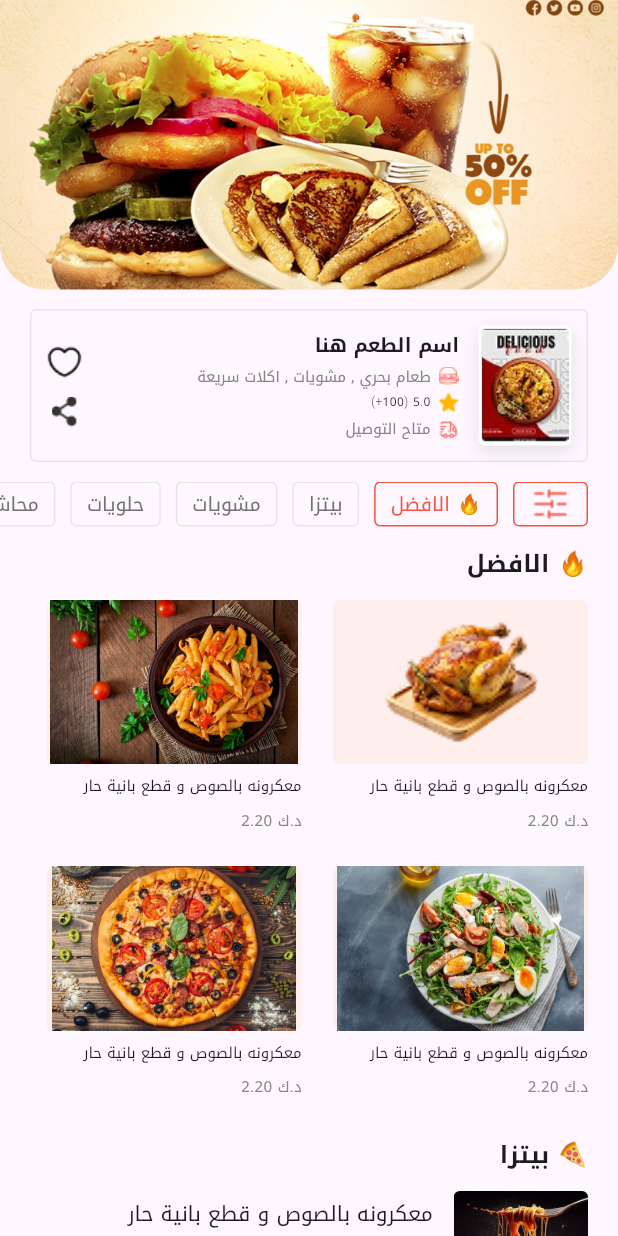
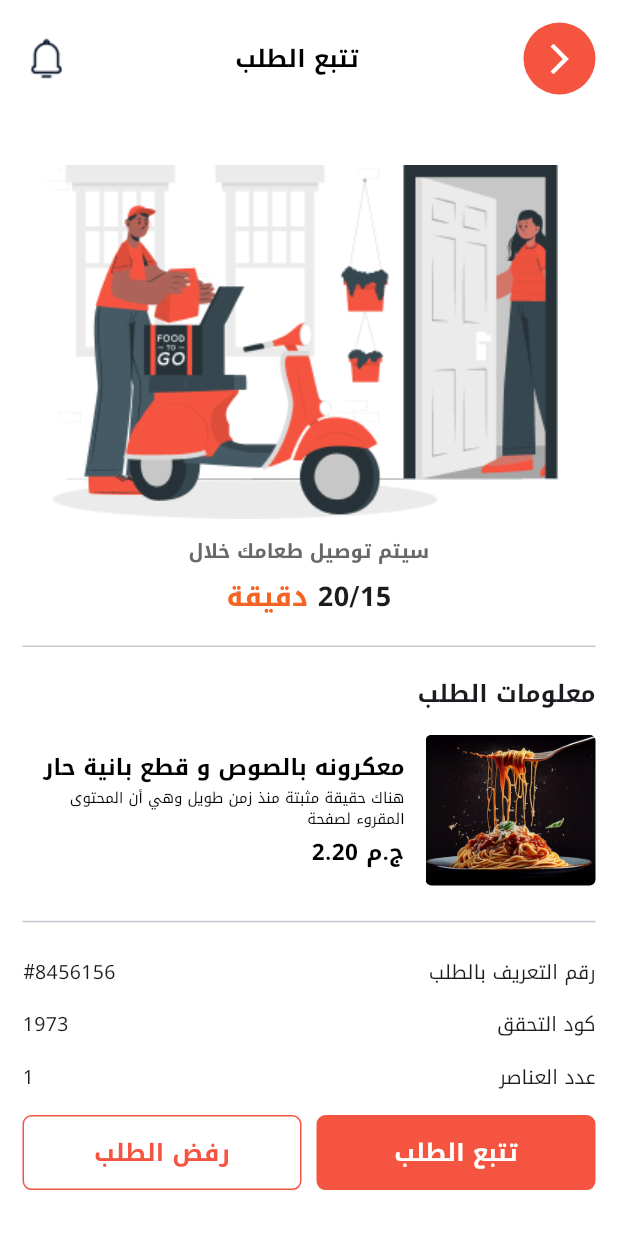
Before and after one commit to MarwanYousef725/flutter-task-2, a Flutter app: the screen it shows after launch, on a phone screen of 412 x 824 dp. Run offline on Flutter 3.47's test engine with Material 3 defaults, Android fonts, the phone set to English and light mode, and no system bars; our stand-ins replace google_fonts.

Commit message:
Add files via upload

```diff
--- /dev/null
+++ b/lib/custom_widgets/app_bar.dart
@@ -0,0 +1,40 @@
+import 'package:flutter/material.dart';
+
+class AppBarCustom extends StatelessWidget {
+  final String text;
+  const AppBarCustom({super.key, required this.text});
+
+  @override
+  Widget build(BuildContext context) {
+    return Padding(
+      padding: EdgeInsets.all(15),
+      child: Row(
+        mainAxisAlignment: MainAxisAlignment.spaceBetween,
+        children: [
+          Image.asset("assets/images/Component3.png"),
+          Text(
+            text,
+            style: TextStyle(
+              fontWeight: FontWeight.w700,
+              fontSize: 16,
+              color: Color.fromRGBO(0, 0, 0, 1),
+            ),
+          ),
+          Container(
+            decoration: BoxDecoration(
+              color: Color.fromRGBO(245, 85, 64, 1),
+              borderRadius: BorderRadius.circular(50),
+            ),
+
+            child: IconButton(
+              onPressed: () {},
+              icon: Icon(Icons.arrow_forward_ios_outlined, size: 24),
+
+              color: Colors.white,
+            ),
+          ),
+        ],
+      ),
+    );
+  }
+}
--- /dev/null
+++ b/lib/custom_widgets/buttons.dart
@@ -0,0 +1,89 @@
+import 'package:flutter/material.dart';
+
+class Buttons extends StatefulWidget {
+  const Buttons({
+    super.key,
+    required this.button1,
+    required this.button2,
+    required this.fontcolor1,
+    required this.fontcolor2,
+    required this.borderColor1,
+    required this.fontweight,
+    required this.fontSize,
+    required this.height,
+  });
+  final String button1;
+  final String button2;
+  final Color fontcolor1;
+  final Color fontcolor2;
+  final Color borderColor1;
+  final FontWeight fontweight;
+  final double fontSize;
+  final double height;
+  @override
+  State<Buttons> createState() => _ButtonsState();
+}
+
+class _ButtonsState extends State<Buttons> {
+  @override
+  Widget build(BuildContext context) {
+    return Row(
+      spacing: 10,
+      textDirection: TextDirection.rtl,
+      mainAxisAlignment: MainAxisAlignment.spaceBetween,
+      children: [
+        Expanded(
+          child: GestureDetector(
+            onTap: () {
+              print("OK");
+            },
+            child: Container(
+              height: widget.height,
+              width: 160,
+              padding: EdgeInsets.all(10),
+              alignment: Alignment.center,
+              decoration: BoxDecoration(
+                color: Color(0xffF55540),
+                borderRadius: BorderRadius.circular(6),
+              ),
+              child: Text(
+                widget.button1,
+                style: TextStyle(
+                  fontWeight: widget.fontweight,
+                  fontSize: widget.fontSize,
+                  color: widget.fontcolor1,
+                ),
+              ),
+            ),
+          ),
+        ),
+        Expanded(
+          child: GestureDetector(
+            onTap: () {
+              print("OK");
+            },
+            child: Container(
+              width: 160,
+              height: widget.height,
+              padding: EdgeInsets.all(10),
+              alignment: Alignment.center,
+              decoration: BoxDecoration(
+                color: Colors.white,
+                border: Border.all(color: widget.borderColor1, width: 1),
+                borderRadius: BorderRadius.circular(6),
+              ),
+              child: Text(
+                widget.button2,
+                style: TextStyle(
+                  fontWeight: widget.fontweight,
+                  fontSize: widget.fontSize,
+                  color: widget.fontcolor2,
+                ),
+              ),
+            ),
+          ),
+        ),
+      ],
+    );
+  }
+}
--- /dev/null
+++ b/lib/custom_widgets/order_card.dart
@@ -0,0 +1,123 @@
+import 'package:flutter/material.dart';
+
+class OrderCard extends StatelessWidget {
+  final bool isAdd;
+  final double padding;
+  const OrderCard({super.key, required this.isAdd, required this.padding});
+
+  @override
+  Widget build(BuildContext context) {
+    return Padding(
+      padding: EdgeInsets.symmetric(horizontal: padding),
+      child: Row(
+        textDirection: TextDirection.rtl,
+        children: [
+          Expanded(
+            flex: 1,
+            child: Container(
+              margin: EdgeInsets.only(left: 14),
+              clipBehavior: Clip.antiAlias,
+              decoration: BoxDecoration(borderRadius: BorderRadius.circular(4)),
+              width: 100.5,
+              height: 100.5,
+              child: Image.asset("assets/images/food.png", fit: BoxFit.cover),
+            ),
+          ),
+          Expanded(
+            flex: 2,
+            child: Column(
+              spacing: 4,
+              textDirection: TextDirection.rtl,
+              crossAxisAlignment: CrossAxisAlignment.start,
+              children: [
+                Text(
+                  "معكرونه بالصوص و قطع بانية حار",
+                  textDirection: TextDirection.rtl,
+                  style: TextStyle(
+                    fontWeight: FontWeight.w700,
+                    fontSize: 15,
+                    color: Color.fromRGBO(0, 0, 0, 1),
+                  ),
+                ),
+                SizedBox(
+                  child: Text(
+                    textDirection: TextDirection.rtl,
+                    "هناك حقيقة مثبتة منذ زمن طويل وهي أن المحتوى المقروء لصفحة",
+                    style: TextStyle(
+                      fontWeight: FontWeight.w400,
+                      fontSize: 10,
+                      color: Color.fromRGBO(0, 0, 0, 1),
+                    ),
+                  ),
+                ),
+                Row(
+                  textDirection: TextDirection.rtl,
+                  mainAxisAlignment: MainAxisAlignment.spaceBetween,
+                  children: [
+                    Text(
+                      "2.20 ج.م",
+                      style: TextStyle(
+                        fontWeight: FontWeight.w700,
+                        fontSize: 15,
+                        color: Color.fromRGBO(0, 0, 0, 1),
+                      ),
+                    ),
+                    isAdd
+                        ? Container(
+                            width: 98,
+                            alignment: Alignment.center,
+
+                            height: 30,
+                            decoration: BoxDecoration(
+                              color: Color.fromRGBO(255, 255, 255, 1),
+                              borderRadius: BorderRadius.circular(4),
+                              boxShadow: [
+                                BoxShadow(
+                                  spreadRadius: 0,
+                                  color: Color.fromRGBO(0, 0, 0, 0.079),
+                                  blurRadius: 9,
+                                  offset: Offset(0, 2),
+                                ),
+                              ],
+                            ),
+                            child: Row(
+                              mainAxisAlignment: MainAxisAlignment.center,
+                              crossAxisAlignment: CrossAxisAlignment.center,
+                              // textDirection: TextDirection.,
+                              children: [
+                                Container(
+                                  padding: EdgeInsets.all(5),
+                                  child: Icon(
+                                    Icons.add,
+                                    color: Color.fromRGBO(245, 85, 64, 1),
+                                  ),
+                                ),
+                                Text(
+                                  '1',
+                                  style: TextStyle(
+                                    fontWeight: FontWeight.w400,
+                                    fontSize: 13,
+                                    color: Color.fromRGBO(0, 0, 0, 1),
+                                  ),
+                                ),
+                                Container(
+                                  padding: EdgeInsets.all(5),
+                                  child: Icon(
+                                    Icons.remove,
+                                    color: Color.fromRGBO(255, 210, 176, 1),
+                                  ),
+                                ),
+                              ],
+                            ),
+                          )
+                        : SizedBox(),
+                  ],
+                ),
+              ],
+            ),
+          ),
+        ],
+      ),
+    );
+  }
+}
--- a/lib/main.dart
+++ b/lib/main.dart
@@ -1,6 +1,9 @@
 import 'package:flutter/material.dart';
 import 'package:google_fonts/google_fonts.dart';
+import 'package:project1/activity2.dart';
+import 'package:project1/assignment.dart';
 import 'package:project1/screen2.dart';
+import 'package:project1/task3.dart';
 
 void main() {
   runApp(const MyApp());
@@ -13,7 +16,7 @@ class MyApp extends StatelessWidget {
   Widget build(BuildContext context) {
     return MaterialApp(
       theme: ThemeData(textTheme: GoogleFonts.notoKufiArabicTextTheme()),
-      home: Screen2(),
+      home: Task3(),
     );
   }
 }
--- a/lib/screen2.dart
+++ b/lib/screen2.dart
@@ -21,6 +21,7 @@ class Screen2 extends StatelessWidget {
   @override
   Widget build(BuildContext context) {
     return Material(
+      color: Colors.white,
       child: ListView(
         children: [
           Container(
--- /dev/null
+++ b/lib/task3.dart
@@ -0,0 +1,127 @@
+import 'package:flutter/material.dart';
+import 'package:project1/custom_widgets/app_bar.dart';
+import 'package:project1/custom_widgets/buttons.dart';
+import 'package:project1/custom_widgets/order_card.dart';
+
+class Task3 extends StatelessWidget {
+  Task3({super.key});
+  final List<Map<String, String>> details = [
+    {"text1": "رقم التعريف بالطلب", "text2": "#8456156"},
+    {"text1": "كود التحقق", "text2": "1973"},
+    {"text1": "عدد العناصر", "text2": "1"},
+  ];
+
+  @override
+  Widget build(BuildContext context) {
+    return Material(
+      color: Colors.white,
+      child: ListView(
+        children: [
+          AppBarCustom(text: "تتبع الطلب"),
+          SizedBox(height: 20),
+          Padding(
+            padding: EdgeInsets.symmetric(horizontal: 15, vertical: 12),
+            child: Image.asset(
+              "assets/images/cuate.png",
+              width: 350,
+              height: 235.85,
+            ),
+          ),
+          Text(
+            "سيتم توصيل طعامك خلال",
+            style: TextStyle(
+              fontWeight: FontWeight.w700,
+              fontSize: 13,
+              color: Color.fromRGBO(104, 104, 104, 1),
+            ),
+            textAlign: TextAlign.center,
+          ),
+          SizedBox(height: 8),
+          Row(
+            mainAxisAlignment: MainAxisAlignment.center,
+            textDirection: TextDirection.rtl,
+            children: [
+              Text(
+                " 20/15",
+                style: TextStyle(fontWeight: FontWeight.w700, fontSize: 18),
+                textAlign: TextAlign.center,
+              ),
+              Text(
+                "دقيقة",
+                style: TextStyle(
+                  fontWeight: FontWeight.w700,
+                  fontSize: 18,
+                  color: Color.fromRGBO(244, 100, 35, 1),
+                ),
+                textAlign: TextAlign.center,
+              ),
+            ],
+          ),
+          SizedBox(height: 12),
+          Padding(
+            padding: const EdgeInsets.symmetric(horizontal: 15),
+            child: Divider(),
+          ),
+          SizedBox(height: 12),
+          Container(
+            alignment: Alignment.centerRight,
+            margin: EdgeInsets.symmetric(horizontal: 15),
+            child: Text(
+              "معلومات الطلب",
+              style: TextStyle(fontWeight: FontWeight.w700, fontSize: 16),
+            ),
+          ),
+          SizedBox(height: 16),
+          OrderCard(isAdd: false, padding: 15),
+          SizedBox(height: 16),
+          Padding(
+            padding: const EdgeInsets.symmetric(horizontal: 15),
+            child: Divider(),
+          ),
+          SizedBox(height: 16),
+          Padding(
+            padding: const EdgeInsets.symmetric(horizontal: 15),
+            child: Column(
+              spacing: 16,
+              children: List.generate(details.length, (i) {
+                return Row(
+                  mainAxisAlignment: MainAxisAlignment.spaceBetween,
+                  textDirection: TextDirection.rtl,
+                  children: [
+                    Text(
+                      "${details[i]["text1"]}",
+                      style: TextStyle(
+                        fontWeight: FontWeight.w400,
+                        fontSize: 13,
+                      ),
+                    ),
+                    Text(
+                      "${details[i]["text2"]}",
+                      style: TextStyle(
+                        fontWeight: FontWeight.w400,
+                        fontSize: 13,
+                      ),
+                    ),
+                  ],
+                );
+              }),
+            ),
+          ),
+          Padding(
+            padding: EdgeInsetsGeometry.symmetric(horizontal: 15, vertical: 16),
+            child: Buttons(
+              button1: "تتبع الطلب",
+              button2: "رفض الطلب",
+              fontcolor1: Colors.white,
+              fontcolor2: Color.fromRGBO(245, 85, 64, 1),
+              borderColor1: Color.fromRGBO(245, 85, 64, 1),
+              fontweight: FontWeight.w600,
+              fontSize: 16,
+              height: 50,
+            ),
+          ),
+        ],
+      ),
+    );
+  }
+}
```
Also changed, not shown: lib/activity2.dart (added, +166 -0 lines), lib/assignment.dart (added, +119 -0 lines), 6 other files.
